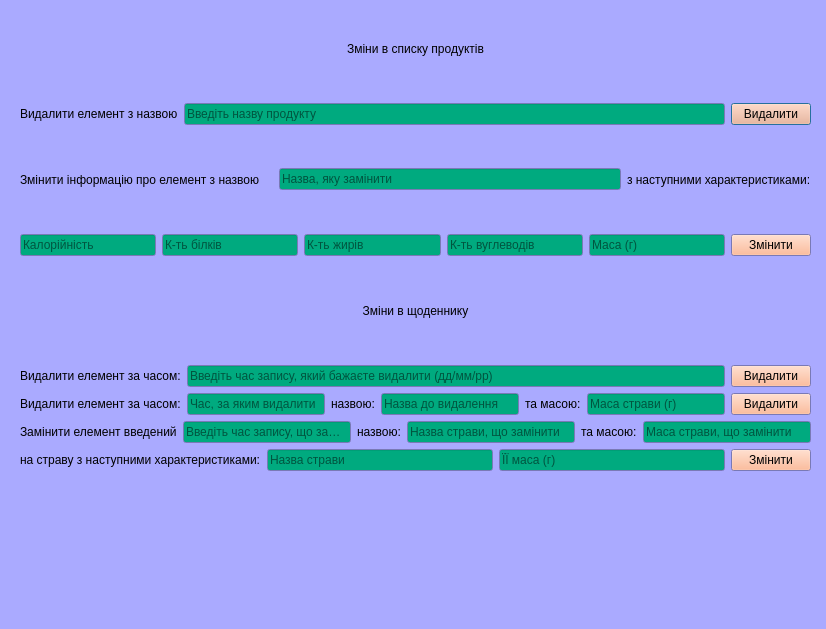
Old version of the form foodchangeinfo.ui in the repository Stalkeroid13/Health_statistic.
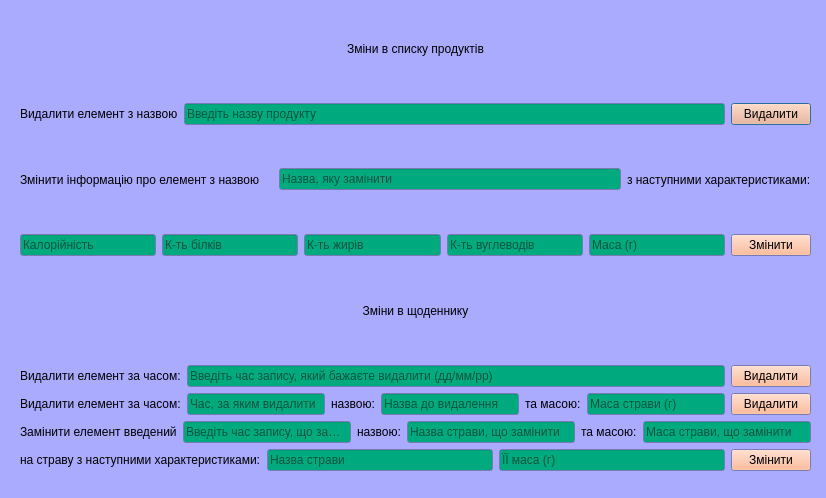
New version of the form.

```diff
--- a/foodchangeinfo.ui
+++ b/foodchangeinfo.ui
@@ -7,7 +7,7 @@
     <x>0</x>
     <y>0</y>
     <width>826</width>
-    <height>629</height>
+    <height>498</height>
    </rect>
   </property>
   <property name="palette">
```
